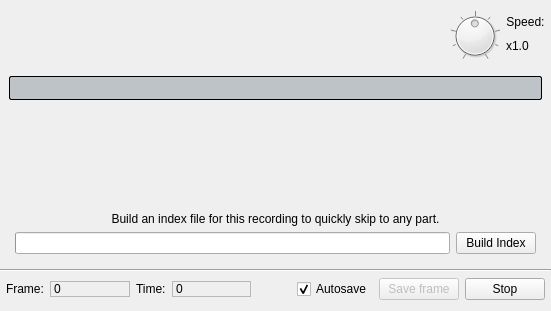
First picture: the form in src/desktop/ui/playback.ui, repository drawpile/Drawpile, before the edit.
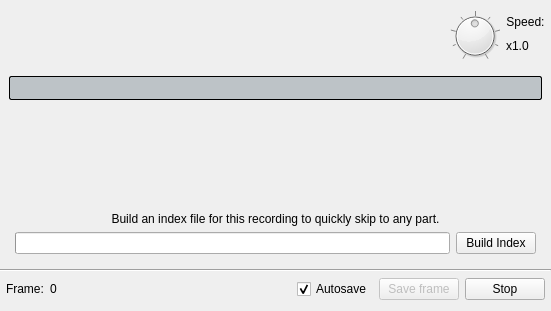
Second picture: the form after the edit. The open tabs and pages were chosen to show the change. Icons and pictures are not drawn. Custom widgets are drawn as their Qt base class.

```diff
--- a/src/desktop/ui/playback.ui
+++ b/src/desktop/ui/playback.ui
@@ -352,41 +352,6 @@
              <verstretch>0</verstretch>
             </sizepolicy>
            </property>
-           <property name="frameShape">
-            <enum>QFrame::StyledPanel</enum>
-           </property>
-           <property name="frameShadow">
-            <enum>QFrame::Sunken</enum>
-           </property>
-           <property name="text">
-            <string notr="true">0</string>
-           </property>
-          </widget>
-         </item>
-         <item>
-          <widget class="QLabel" name="label_4">
-           <property name="sizePolicy">
-            <sizepolicy hsizetype="Fixed" vsizetype="Preferred">
-             <horstretch>0</horstretch>
-             <verstretch>0</verstretch>
-            </sizepolicy>
-           </property>
-           <property name="text">
-            <string>Time:</string>
-           </property>
-          </widget>
-         </item>
-         <item>
-          <widget class="QLabel" name="timeLabel">
-           <property name="sizePolicy">
-            <sizepolicy hsizetype="Preferred" vsizetype="Fixed">
-             <horstretch>0</horstretch>
-             <verstretch>0</verstretch>
-            </sizepolicy>
-           </property>
-           <property name="frameShape">
-            <enum>QFrame::StyledPanel</enum>
-           </property>
            <property name="frameShadow">
             <enum>QFrame::Sunken</enum>
            </property>
@@ -400,13 +365,10 @@
            <property name="orientation">
             <enum>Qt::Horizontal</enum>
            </property>
-           <property name="sizeType">
-            <enum>QSizePolicy::Fixed</enum>
-           </property>
            <property name="sizeHint" stdset="0">
             <size>
-             <width>40</width>
-             <height>20</height>
+             <width>0</width>
+             <height>0</height>
             </size>
            </property>
           </spacer>
```
